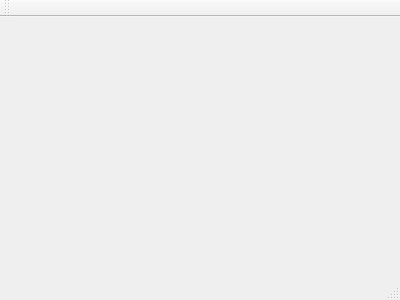
First picture: the form in ncclientwindow.ui, repository jhgao/ncclient, before the edit.
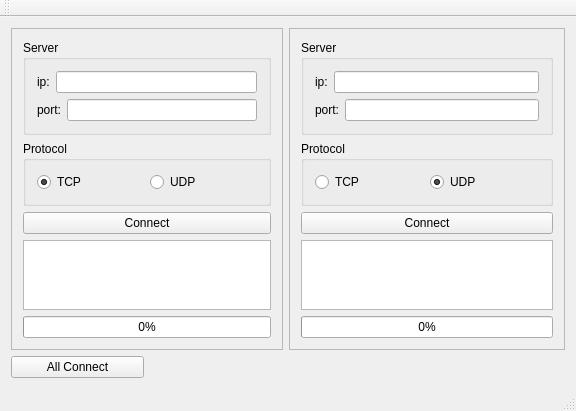
Second picture: the form after the edit. Custom widgets are drawn as their Qt base class.

```diff
--- a/ncclientwindow.ui
+++ b/ncclientwindow.ui
@@ -1,24 +1,248 @@
 <ui version="4.0">
  <class>NCClientWindow</class>
- <widget class="QMainWindow" name="NCClientWindow" >
-  <property name="geometry" >
+ <widget class="QMainWindow" name="NCClientWindow">
+  <property name="geometry">
    <rect>
     <x>0</x>
     <y>0</y>
-    <width>400</width>
-    <height>300</height>
+    <width>576</width>
+    <height>392</height>
    </rect>
   </property>
   <property name="windowTitle" >
    <string>NCClientWindow</string>
   </property>
-  <widget class="QMenuBar" name="menuBar" />
-  <widget class="QToolBar" name="mainToolBar" />
-  <widget class="QWidget" name="centralWidget" />
-  <widget class="QStatusBar" name="statusBar" />
+  <widget class="QWidget" name="centralWidget">
+   <layout class="QGridLayout" name="gridLayout">
+    <item row="0" column="2">
+     <widget class="QFrame" name="frame_2">
+      <property name="frameShape">
+       <enum>QFrame::StyledPanel</enum>
+      </property>
+      <property name="frameShadow">
+       <enum>QFrame::Raised</enum>
+      </property>
+      <layout class="QVBoxLayout" name="verticalLayout_3">
+       <item>
+        <widget class="QGroupBox" name="groupBox_server_2">
+         <property name="title">
+          <string>Server</string>
+         </property>
+         <layout class="QVBoxLayout" name="verticalLayout_4">
+          <item>
+           <layout class="QHBoxLayout" name="horizontalLayout_4">
+            <item>
+             <widget class="QLabel" name="label_serverAddr_2">
+              <property name="text">
+               <string>ip:</string>
+              </property>
+             </widget>
+            </item>
+            <item>
+             <widget class="QLineEdit" name="lineEdit_serverAddr_2"/>
+            </item>
+           </layout>
+          </item>
+          <item>
+           <layout class="QHBoxLayout" name="horizontalLayout_5">
+            <item>
+             <widget class="QLabel" name="label_serverPort_2">
+              <property name="text">
+               <string>port:</string>
+              </property>
+             </widget>
+            </item>
+            <item>
+             <widget class="QLineEdit" name="lineEdit_serverPort_2"/>
+            </item>
+           </layout>
+          </item>
+         </layout>
+        </widget>
+       </item>
+       <item>
+        <widget class="QGroupBox" name="groupBox_protocol_2">
+         <property name="title">
+          <string>Protocol</string>
+         </property>
+         <layout class="QHBoxLayout" name="horizontalLayout_6">
+          <item>
+           <widget class="QRadioButton" name="radioButton_protocol_TCP_2">
+            <property name="text">
+             <string>TCP</string>
+            </property>
+           </widget>
+          </item>
+          <item>
+           <widget class="QRadioButton" name="radioButton_protocol_UDP_2">
+            <property name="text">
+             <string>UDP</string>
+            </property>
+            <property name="checked">
+             <bool>true</bool>
+            </property>
+           </widget>
+          </item>
+         </layout>
+        </widget>
+       </item>
+       <item>
+        <widget class="QPushButton" name="pushButton_linkServer_2">
+         <property name="text">
+          <string>Connect</string>
+         </property>
+        </widget>
+       </item>
+       <item>
+        <widget class="RcvProgressView" name="graphicsView_2">
+         <property name="alignment">
+          <set>Qt::AlignLeading|Qt::AlignLeft|Qt::AlignTop</set>
+         </property>
+        </widget>
+       </item>
+       <item>
+        <widget class="QProgressBar" name="progressBar_2">
+         <property name="value">
+          <number>0</number>
+         </property>
+        </widget>
+       </item>
+      </layout>
+     </widget>
+    </item>
+    <item row="0" column="0" colspan="2">
+     <widget class="QFrame" name="frame">
+      <property name="frameShape">
+       <enum>QFrame::StyledPanel</enum>
+      </property>
+      <property name="frameShadow">
+       <enum>QFrame::Raised</enum>
+      </property>
+      <layout class="QVBoxLayout" name="verticalLayout_2">
+       <item>
+        <widget class="QGroupBox" name="groupBox_server">
+         <property name="title">
+          <string>Server</string>
+         </property>
+         <layout class="QVBoxLayout" name="verticalLayout">
+          <item>
+           <layout class="QHBoxLayout" name="horizontalLayout">
+            <item>
+             <widget class="QLabel" name="label_serverAddr">
+              <property name="text">
+               <string>ip:</string>
+              </property>
+             </widget>
+            </item>
+            <item>
+             <widget class="QLineEdit" name="lineEdit_serverAddr"/>
+            </item>
+           </layout>
+          </item>
+          <item>
+           <layout class="QHBoxLayout" name="horizontalLayout_2">
+            <item>
+             <widget class="QLabel" name="label_serverPort">
+              <property name="text">
+               <string>port:</string>
+              </property>
+             </widget>
+            </item>
+            <item>
+             <widget class="QLineEdit" name="lineEdit_serverPort"/>
+            </item>
+           </layout>
+          </item>
+         </layout>
+        </widget>
+       </item>
+       <item>
+        <widget class="QGroupBox" name="groupBox_protocol">
+         <property name="title">
+          <string>Protocol</string>
+         </property>
+         <layout class="QHBoxLayout" name="horizontalLayout_3">
+          <item>
+           <widget class="QRadioButton" name="radioButton_protocol_TCP">
+            <property name="text">
+             <string>TCP</string>
+            </property>
+            <property name="checked">
+             <bool>true</bool>
+            </property>
+           </widget>
+          </item>
+          <item>
+           <widget class="QRadioButton" name="radioButton_protocol_UDP">
+            <property name="text">
+             <string>UDP</string>
+            </property>
+           </widget>
+          </item>
+         </layout>
+        </widget>
+       </item>
+       <item>
+        <widget class="QPushButton" name="pushButton_linkServer">
+         <property name="text">
+          <string>Connect</string>
+         </property>
+        </widget>
+       </item>
+       <item>
+        <widget class="RcvProgressView" name="graphicsView">
+         <property name="alignment">
+          <set>Qt::AlignLeading|Qt::AlignLeft|Qt::AlignTop</set>
+         </property>
+        </widget>
+       </item>
+       <item>
+        <widget class="QProgressBar" name="progressBar">
+         <property name="value">
+          <number>0</number>
+         </property>
+        </widget>
+       </item>
+      </layout>
+     </widget>
+    </item>
+    <item row="1" column="0">
+     <widget class="QPushButton" name="pushButton_all_connect">
+      <property name="text">
+       <string>All Connect</string>
+      </property>
+     </widget>
+    </item>
+   </layout>
+  </widget>
+  <widget class="QMenuBar" name="menuBar">
+   <property name="geometry">
+    <rect>
+     <x>0</x>
+     <y>0</y>
+     <width>576</width>
+     <height>23</height>
+    </rect>
+   </property>
+  </widget>
+  <widget class="QToolBar" name="mainToolBar">
+   <attribute name="toolBarArea">
+    <enum>TopToolBarArea</enum>
+   </attribute>
+   <attribute name="toolBarBreak">
+    <bool>false</bool>
+   </attribute>
+  </widget>
+  <widget class="QStatusBar" name="statusBar"/>
  </widget>
- <layoutDefault spacing="6" margin="11" />
- <pixmapfunction></pixmapfunction>
+ <layoutdefault spacing="6" margin="11"/>
+ <customwidgets>
+  <customwidget>
+   <class>RcvProgressView</class>
+   <extends>QGraphicsView</extends>
+   <header>gui/rcvprogressview.h</header>
+  </customwidget>
+ </customwidgets>
  <resources/>
  <connections/>
 </ui>
```
Left out of the diff: 3 changed lines with no effect on the pictures.
